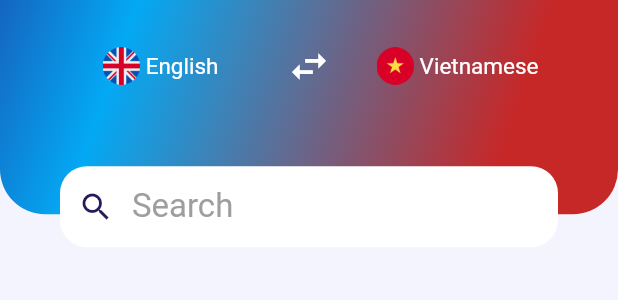
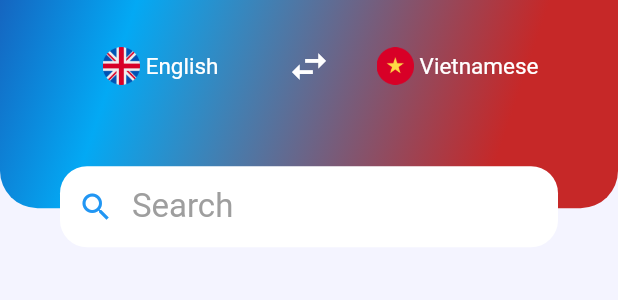
Before and after one commit to pvc97/evdictionary, a Flutter app: the OfflineSearchScreen widget shown alone on an empty page, opened directly, on a phone screen of 412 x 824 dp. Shown: the top 300 px of the screen. Run offline on Flutter 3.47's test engine with Material 2 defaults, Android fonts, the phone set to English and light mode, and no system bars; our stand-ins replace flutter_html, flutter_tts, sqflite; accounts and stored records are empty.

Commit message:
Adding search with Vietnamese and implementing Text to Speech

```diff
--- a/lib/screens/offline_search/offline_search_screen.dart
+++ b/lib/screens/offline_search/offline_search_screen.dart
@@ -21,8 +21,16 @@ class _OfflineSearchScreenState extends State<OfflineSearchScreen> {
 
   Future<List> _getListWords(String word) async {
     Database db = await databaseHelper.database;
-    List<Map> result = await db
-        .rawQuery('SELECT * from av where word LIKE? LIMIT 50', ['$word%']);
+
+    String tableName;
+    if (translateType == Translate.av) {
+      tableName = 'av';
+    } else {
+      tableName = 'va';
+    }
+
+    List<Map> result = await db.rawQuery(
+        'SELECT * from $tableName where word LIKE ? LIMIT 50', ['$word%']);
 
     List<Word> words = List.generate(
       result.length,
@@ -46,6 +54,7 @@ class _OfflineSearchScreenState extends State<OfflineSearchScreen> {
         translateType = Translate.av;
       }
     });
+    loadInitWords();
   }
 
   Future updateListWord(String value) async {
@@ -73,19 +82,19 @@ class _OfflineSearchScreenState extends State<OfflineSearchScreen> {
           child: Stack(
             children: [
               Container(
-                height: size.height * 0.2 - 22,
+                height: size.height * 0.2 - 26,
                 decoration: BoxDecoration(
                   color: kPrimaryColor,
                   borderRadius: BorderRadius.only(
-                    bottomLeft: Radius.circular(30),
-                    bottomRight: Radius.circular(30),
+                    bottomLeft: Radius.circular(25),
+                    bottomRight: Radius.circular(25),
                   ),
                   gradient: LinearGradient(
                     stops: [0.2, 0.8, 1],
                     colors: [
-                      Colors.red[800],
+                      kVietnameseAppbarColor,
                       Colors.lightBlue,
-                      Colors.blue[800],
+                      kEnglishAppbarColor,
                     ],
                     begin: translateType == Translate.va
                         ? Alignment.topLeft
@@ -156,6 +165,7 @@ class _OfflineSearchScreenState extends State<OfflineSearchScreen> {
                           MaterialPageRoute(
                             builder: (context) => DefinitionScreen(
                               word: items[0],
+                              translateType: translateType,
                             ),
                           ),
                         );
@@ -178,7 +188,7 @@ class _OfflineSearchScreenState extends State<OfflineSearchScreen> {
         Expanded(
           child: ListView.builder(
             physics: BouncingScrollPhysics(),
-            padding: EdgeInsets.symmetric(horizontal: 50.0),
+            padding: EdgeInsets.symmetric(horizontal: 30.0),
             itemCount: items.length,
             itemBuilder: (context, index) {
               return InkWell(
@@ -188,6 +198,7 @@ class _OfflineSearchScreenState extends State<OfflineSearchScreen> {
                     MaterialPageRoute(
                       builder: (context) => DefinitionScreen(
                         word: items[index],
+                        translateType: translateType,
                       ),
                     ),
                   );
@@ -216,9 +227,7 @@ class _OfflineSearchScreenState extends State<OfflineSearchScreen> {
                         width: 20.0,
                       ),
                       Text(
-                        items[index].word.length > 17
-                            ? '${items[index].word.substring(0, 17)}...'
-                            : '${items[index].word}',
+                        '${items[index].word}',
                         style: TextStyle(
                           fontSize: 25.0,
                         ),
--- a/lib/utilities/constaints.dart
+++ b/lib/utilities/constaints.dart
@@ -4,10 +4,11 @@ import 'package:flutter/material.dart';
 // va: Vietnamese to English
 enum Translate { av, va }
 
-const kPrimaryColor = Color(0xFF28185C);
+const kPrimaryColor = Colors.blue;
 const kTextColor = Color(0xFF3C4046);
 const kBackgroundColor = Color(0xFFF4F4FF);
-
+const kVietnameseAppbarColor = Color(0xFFC62828);
+const kEnglishAppbarColor = Color(0xFF1565C0);
 const double kDefaultPadding = 30.0;
 
 const kVietNamFlagDir = 'assets/icons/vietnamese.png';
--- a/pubspec.yaml
+++ b/pubspec.yaml
@@ -20,6 +20,7 @@ dependencies:
   cupertino_icons: ^1.0.0
   sqflite: ^1.3.2
   flutter_html: ^0.8.2
+  flutter_tts: ^2.1.0
 
 dev_dependencies:
   flutter_test:
```
Also changed, not shown: lib/screens/definition/definition_screen.dart (+86 -3 lines), pubspec.lock, 1 other file.
